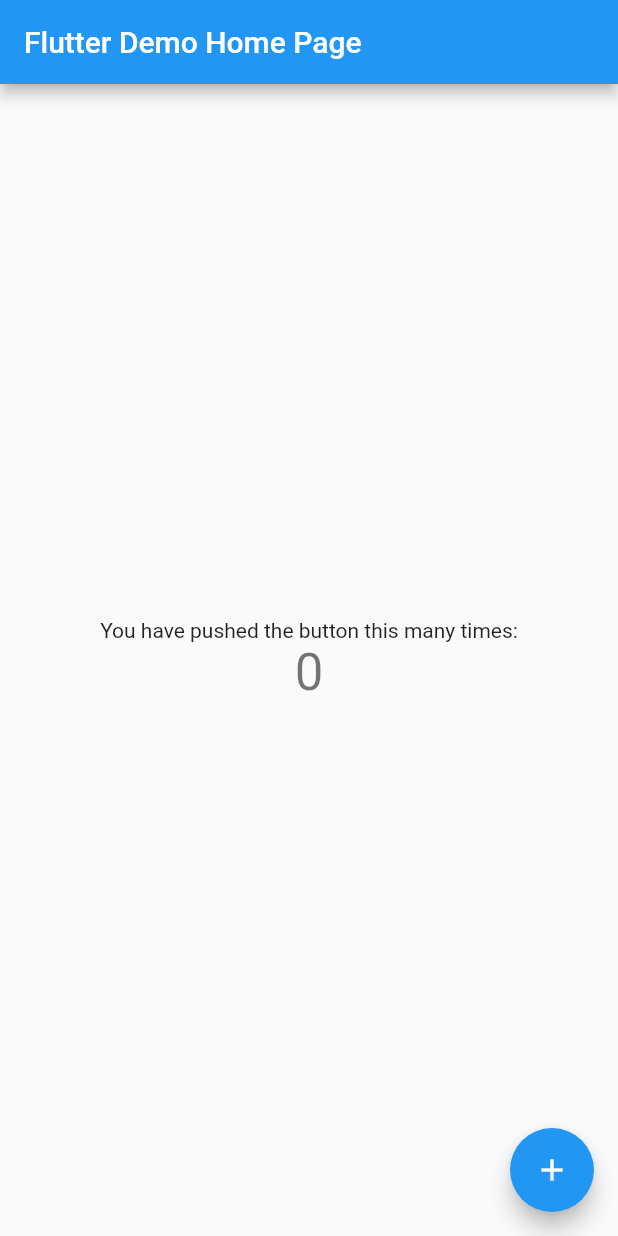
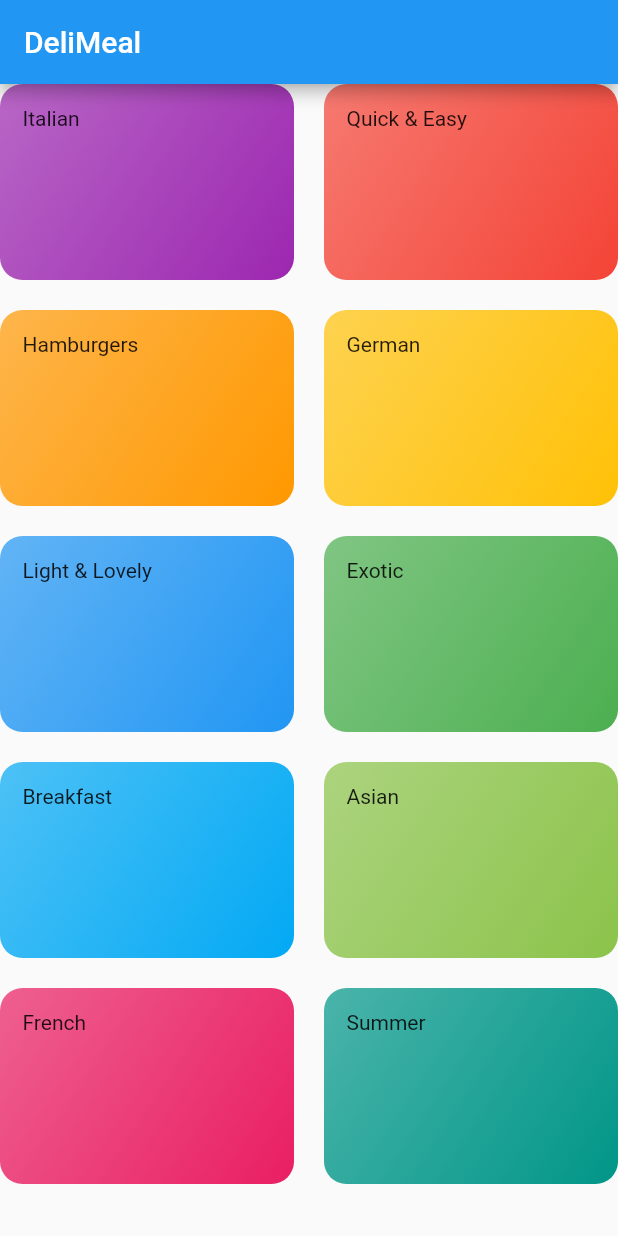
Before and after one commit to daopmdean/the-menu, a Flutter app: the screen it shows after launch, on a phone screen of 412 x 824 dp. Run offline on Flutter 3.47's test engine with Material 2 defaults, Android fonts, the phone set to English and light mode, and no system bars.

Commit message:
add category

```diff
--- /dev/null
+++ b/lib/dummy_data.dart
@@ -0,0 +1,56 @@
+import 'package:flutter/material.dart';
+
+import 'models/category.dart';
+
+const DUMMY_CATEGORIES = const [
+  Category(
+    id: 'c1',
+    title: 'Italian',
+    color: Colors.purple,
+  ),
+  Category(
+    id: 'c2',
+    title: 'Quick & Easy',
+    color: Colors.red,
+  ),
+  Category(
+    id: 'c3',
+    title: 'Hamburgers',
+    color: Colors.orange,
+  ),
+  Category(
+    id: 'c4',
+    title: 'German',
+    color: Colors.amber,
+  ),
+  Category(
+    id: 'c5',
+    title: 'Light & Lovely',
+    color: Colors.blue,
+  ),
+  Category(
+    id: 'c6',
+    title: 'Exotic',
+    color: Colors.green,
+  ),
+  Category(
+    id: 'c7',
+    title: 'Breakfast',
+    color: Colors.lightBlue,
+  ),
+  Category(
+    id: 'c8',
+    title: 'Asian',
+    color: Colors.lightGreen,
+  ),
+  Category(
+    id: 'c9',
+    title: 'French',
+    color: Colors.pink,
+  ),
+  Category(
+    id: 'c10',
+    title: 'Summer',
+    color: Colors.teal,
+  ),
+];
--- a/lib/main.dart
+++ b/lib/main.dart
@@ -1,4 +1,5 @@
 import 'package:flutter/material.dart';
+import 'package:the_menu/screens/categories_screen.dart';
 
 void main() {
   runApp(MyApp());
@@ -8,58 +9,11 @@
   @override
   Widget build(BuildContext context) {
     return MaterialApp(
-      title: 'Flutter Demo',
+      title: 'The Menu',
       theme: ThemeData(
         primarySwatch: Colors.blue,
       ),
-      home: MyHomePage(title: 'Flutter Demo Home Page'),
+      home: CategoriesScreen(),
     );
   }
 }
-
-class MyHomePage extends StatefulWidget {
-  MyHomePage({Key key, this.title}) : super(key: key);
-
-  final String title;
-
-  @override
-  _MyHomePageState createState() => _MyHomePageState();
-}
-
-class _MyHomePageState extends State<MyHomePage> {
-  int _counter = 0;
-
-  void _incrementCounter() {
-    setState(() {
-      _counter++;
-    });
-  }
-
-  @override
-  Widget build(BuildContext context) {
-    return Scaffold(
-      appBar: AppBar(
-        title: Text(widget.title),
-      ),
-      body: Center(
-        child: Column(
-          mainAxisAlignment: MainAxisAlignment.center,
-          children: <Widget>[
-            Text(
-              'You have pushed the button this many times:',
-            ),
-            Text(
-              '$_counter',
-              style: Theme.of(context).textTheme.headline4,
-            ),
-          ],
-        ),
-      ),
-      floatingActionButton: FloatingActionButton(
-        onPressed: _incrementCounter,
-        tooltip: 'Increment',
-        child: Icon(Icons.add),
-      ),
-    );
-  }
-}
--- /dev/null
+++ b/lib/models/category.dart
@@ -0,0 +1,13 @@
+import 'package:flutter/material.dart';
+
+class Category {
+  final String id;
+  final String title;
+  final Color color;
+
+  const Category({
+    @required this.id,
+    @required this.title,
+    this.color = Colors.orange,
+  });
+}
--- /dev/null
+++ b/lib/screens/categories_screen.dart
@@ -0,0 +1,31 @@
+import 'package:flutter/material.dart';
+import 'package:the_menu/widgets/category_item.dart';
+
+import '../dummy_data.dart';
+
+class CategoriesScreen extends StatelessWidget {
+  @override
+  Widget build(BuildContext context) {
+    return Scaffold(
+      appBar: AppBar(
+        title: const Text('DeliMeal'),
+      ),
+      body: GridView(
+        children: DUMMY_CATEGORIES
+            .map(
+              (catData) => CategoryItem(
+                catData.title,
+                catData.color,
+              ),
+            )
+            .toList(),
+        gridDelegate: SliverGridDelegateWithMaxCrossAxisExtent(
+          maxCrossAxisExtent: 200,
+          childAspectRatio: 3 / 2,
+          crossAxisSpacing: 20,
+          mainAxisSpacing: 20,
+        ),
+      ),
+    );
+  }
+}
--- /dev/null
+++ b/lib/widgets/category_item.dart
@@ -0,0 +1,27 @@
+import 'package:flutter/material.dart';
+
+class CategoryItem extends StatelessWidget {
+  final String title;
+  final Color color;
+
+  CategoryItem(this.title, this.color);
+
+  @override
+  Widget build(BuildContext context) {
+    return Container(
+      padding: const EdgeInsets.all(15),
+      child: Text(title),
+      decoration: BoxDecoration(
+        gradient: LinearGradient(
+          colors: [
+            color.withOpacity(0.7),
+            color,
+          ],
+          begin: Alignment.topLeft,
+          end: Alignment.bottomRight,
+        ),
+        borderRadius: BorderRadius.circular(15),
+      ),
+    );
+  }
+}
```
